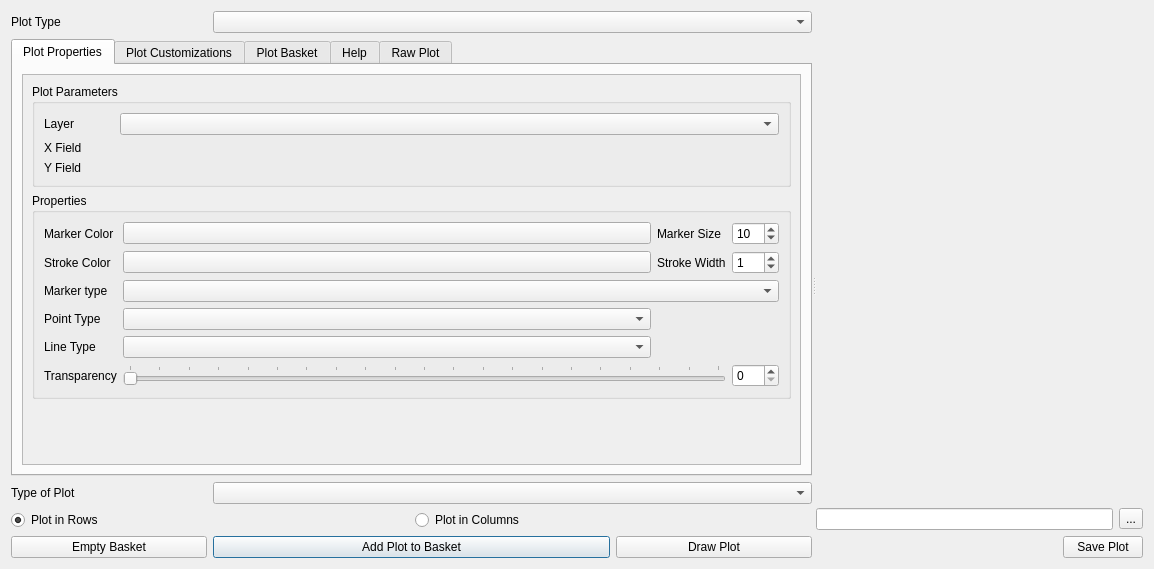
ghtmtt/DataPlotly, file ui/data_plotly_dialog_base.ui: the form before one commit.
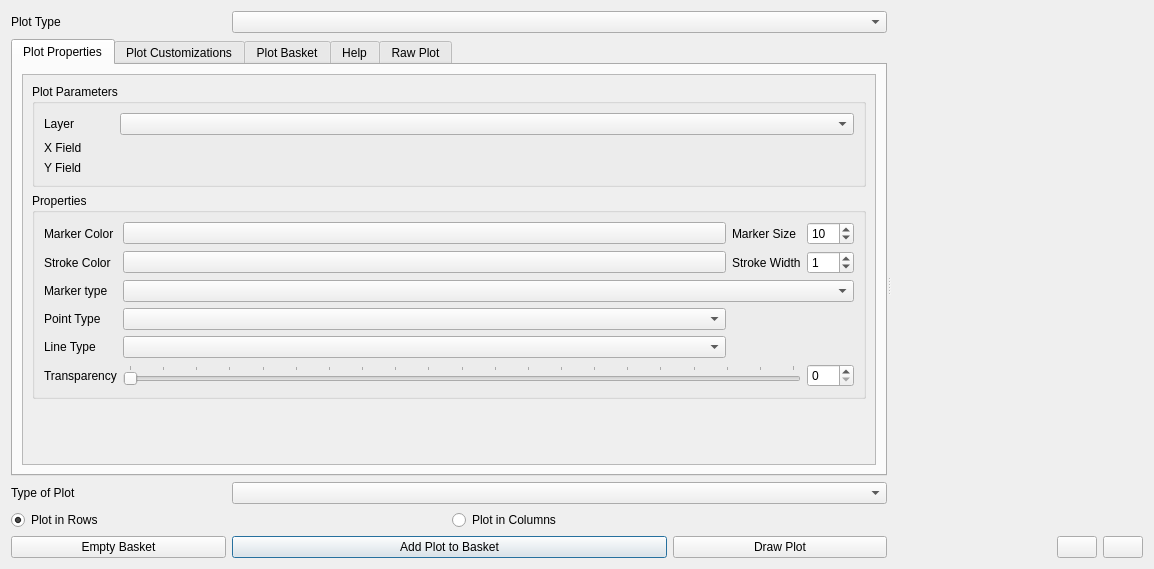
The form after the commit. Custom widgets are drawn as their Qt base class.

Commit message: UI savings button restyling, also save as html, fix #20

```diff
--- a/ui/data_plotly_dialog_base.ui
+++ b/ui/data_plotly_dialog_base.ui
@@ -648,7 +648,7 @@
      </widget>
      <widget class="QWidget" name="layoutWidget">
       <layout class="QGridLayout" name="gridLayout_10">
-       <item row="0" column="0" colspan="3">
+       <item row="0" column="0" colspan="4">
         <widget class="QWidget" name="plot_qview" native="true">
          <property name="sizePolicy">
           <sizepolicy hsizetype="Preferred" vsizetype="Preferred">
@@ -658,20 +658,22 @@
          </property>
         </widget>
        </item>
-       <item row="1" column="0" colspan="2">
-        <widget class="QLineEdit" name="dir_line">
-         <property name="text">
-          <string notr="true"/>
+       <item row="2" column="2" colspan="2">
+        <widget class="QPushButton" name="save_plot_btn">
+         <property name="toolTip">
+          <string>Export as image</string>
          </property>
-         <property name="readOnly">
-          <bool>true</bool>
+         <property name="statusTip">
+          <string/>
          </property>
-        </widget>
-       </item>
-       <item row="1" column="2">
-        <widget class="QToolButton" name="browse_btn">
+         <property name="whatsThis">
+          <string/>
+         </property>
+         <property name="accessibleDescription">
+          <string/>
+         </property>
          <property name="text">
-          <string>...</string>
+          <string/>
          </property>
         </widget>
        </item>
@@ -688,10 +690,13 @@
          </property>
         </spacer>
        </item>
-       <item row="2" column="1" colspan="2">
-        <widget class="QPushButton" name="save_plot_btn">
+       <item row="2" column="1">
+        <widget class="QPushButton" name="save_plot_html_btn">
+         <property name="toolTip">
+          <string>Export as html</string>
+         </property>
          <property name="text">
-          <string>Save Plot</string>
+          <string/>
          </property>
         </widget>
        </item>
```
The commit also changes 3 other files.
